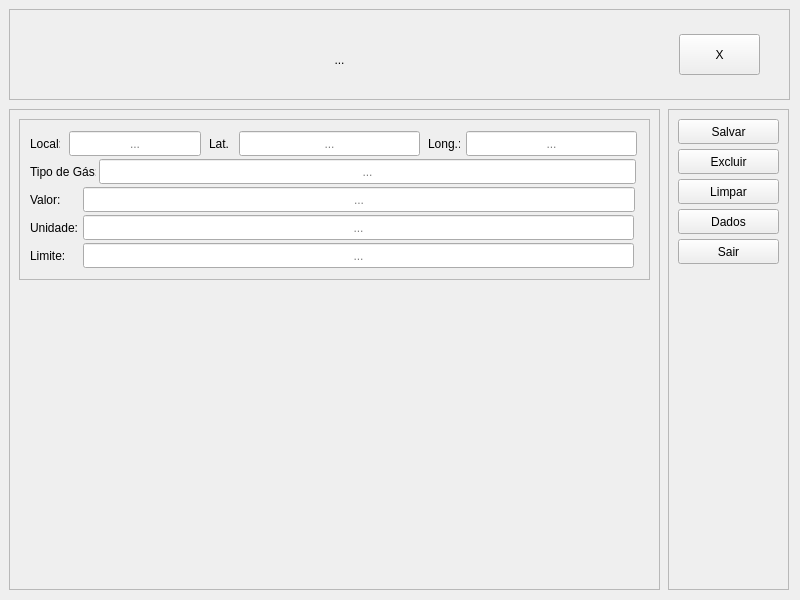
jaquelinnelimahotmail-lang/MEmissoes, file src/view/gui_principal.ui: the form before one commit.
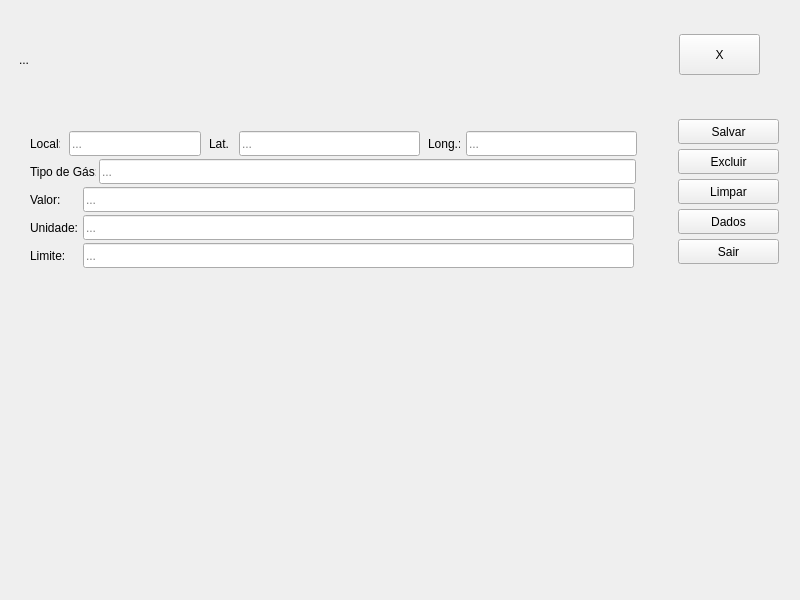
The form after the commit. The open tabs and pages were chosen to show the change. Icons and pictures are not drawn.

Patch:
```diff
--- a/src/view/gui_principal.ui
+++ b/src/view/gui_principal.ui
@@ -24,10 +24,7 @@
      </rect>
     </property>
     <property name="frameShape">
-     <enum>QFrame::Shape::StyledPanel</enum>
-    </property>
-    <property name="frameShadow">
-     <enum>QFrame::Shadow::Raised</enum>
+     <enum>QFrame::NoFrame</enum>
     </property>
     <widget class="QStackedWidget" name="stackedWidget">
      <property name="geometry">
@@ -279,10 +276,7 @@
         </rect>
        </property>
        <property name="frameShape">
-        <enum>QFrame::Shape::StyledPanel</enum>
-       </property>
-       <property name="frameShadow">
-        <enum>QFrame::Shadow::Raised</enum>
+        <enum>QFrame::NoFrame</enum>
        </property>
        <widget class="QFrame" name="frameCadastrosFormSec">
         <property name="geometry">
@@ -294,10 +288,7 @@
          </rect>
         </property>
         <property name="frameShape">
-         <enum>QFrame::Shape::StyledPanel</enum>
-        </property>
-        <property name="frameShadow">
-         <enum>QFrame::Shadow::Raised</enum>
+         <enum>QFrame::NoFrame</enum>
         </property>
         <widget class="QLineEdit" name="lineEditCadastrosLocal">
          <property name="geometry">
@@ -308,9 +299,6 @@
            <height>25</height>
           </rect>
          </property>
-         <property name="alignment">
-          <set>Qt::AlignmentFlag::AlignCenter</set>
-         </property>
          <property name="placeholderText">
           <string>...</string>
          </property>
@@ -350,9 +338,6 @@
            <height>25</height>
           </rect>
          </property>
-         <property name="alignment">
-          <set>Qt::AlignmentFlag::AlignCenter</set>
-         </property>
          <property name="placeholderText">
           <string>...</string>
          </property>
@@ -379,9 +364,6 @@
            <height>25</height>
           </rect>
          </property>
-         <property name="alignment">
-          <set>Qt::AlignmentFlag::AlignCenter</set>
-         </property>
          <property name="placeholderText">
           <string>...</string>
          </property>
@@ -408,9 +390,6 @@
            <height>25</height>
           </rect>
          </property>
-         <property name="alignment">
-          <set>Qt::AlignmentFlag::AlignCenter</set>
-         </property>
          <property name="placeholderText">
           <string>...</string>
          </property>
@@ -437,9 +416,6 @@
            <height>25</height>
           </rect>
          </property>
-         <property name="alignment">
-          <set>Qt::AlignmentFlag::AlignCenter</set>
-         </property>
          <property name="placeholderText">
           <string>...</string>
          </property>
@@ -466,9 +442,6 @@
            <height>25</height>
           </rect>
          </property>
-         <property name="alignment">
-          <set>Qt::AlignmentFlag::AlignCenter</set>
-         </property>
          <property name="placeholderText">
           <string>...</string>
          </property>
@@ -498,9 +471,6 @@
            <height>25</height>
           </rect>
          </property>
-         <property name="alignment">
-          <set>Qt::AlignmentFlag::AlignCenter</set>
-         </property>
          <property name="placeholderText">
           <string>...</string>
          </property>
@@ -517,10 +487,7 @@
         </rect>
        </property>
        <property name="frameShape">
-        <enum>QFrame::Shape::StyledPanel</enum>
-       </property>
-       <property name="frameShadow">
-        <enum>QFrame::Shadow::Raised</enum>
+        <enum>QFrame::NoFrame</enum>
        </property>
        <widget class="QLabel" name="labelCadastrosError">
         <property name="geometry">
@@ -534,9 +501,6 @@
         <property name="text">
          <string>...</string>
         </property>
-        <property name="alignment">
-         <set>Qt::AlignmentFlag::AlignCenter</set>
-        </property>
        </widget>
        <widget class="QPushButton" name="pushButtonCadastrosError">
         <property name="geometry">
@@ -562,10 +526,7 @@
         </rect>
        </property>
        <property name="frameShape">
-        <enum>QFrame::Shape::StyledPanel</enum>
-       </property>
-       <property name="frameShadow">
-        <enum>QFrame::Shadow::Raised</enum>
+        <enum>QFrame::NoFrame</enum>
        </property>
        <widget class="QPushButton" name="pushButtonCadastrosSalvar">
         <property name="geometry">
```
Left out of the diff: 112 changed lines with no effect on the pictures.
